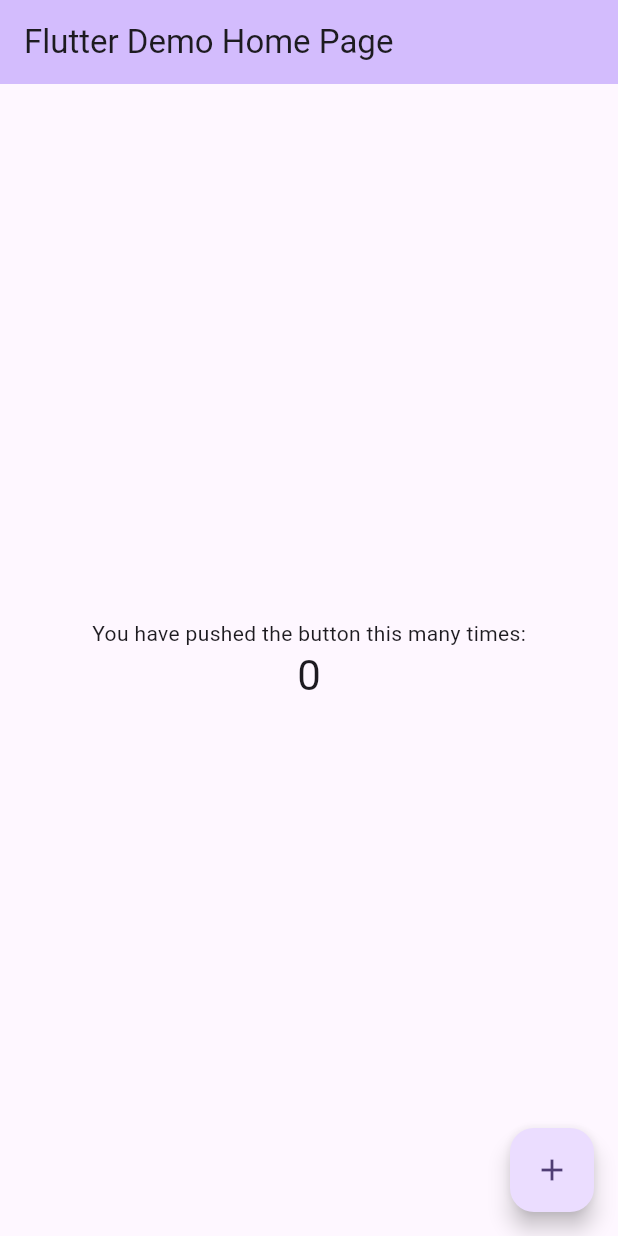
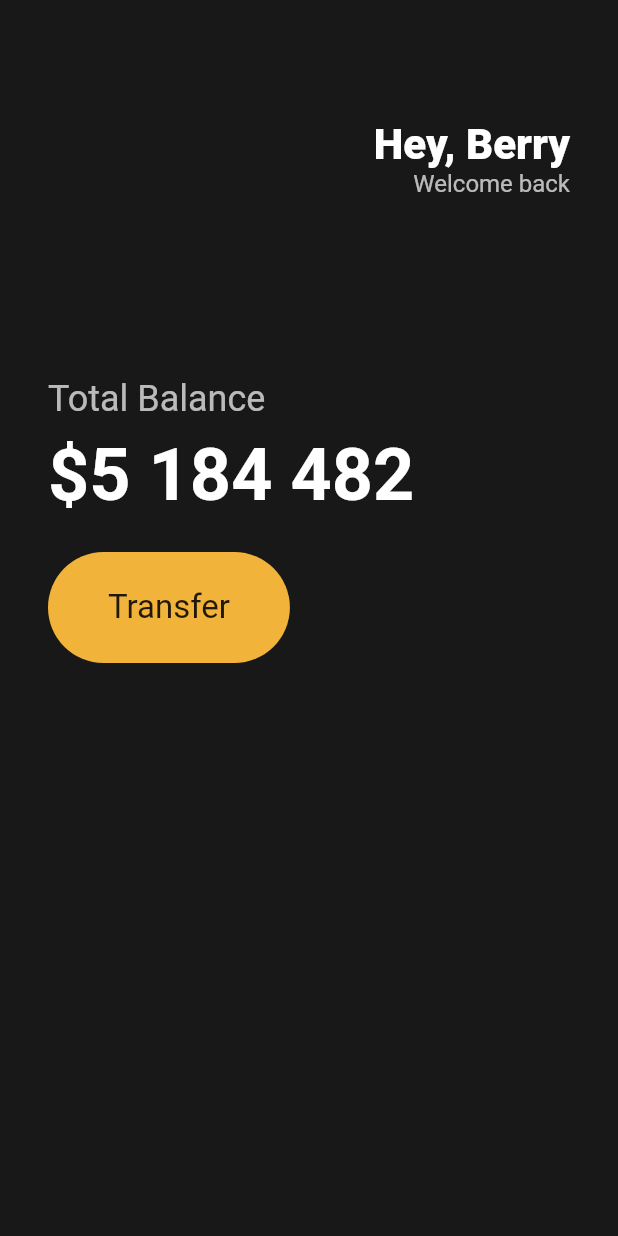
Before and after one commit to seoziyeong/nomadcoder-flutter-webtoon, a Flutter app: the screen it shows after launch, on a phone screen of 412 x 824 dp. Run offline on Flutter 3.47's test engine with Material 2 defaults, Android fonts, the phone set to English and light mode, and no system bars.

Commit message:
design : UI 작업중

```diff
--- a/lib/main.dart
+++ b/lib/main.dart
@@ -1,125 +1,98 @@
 import 'package:flutter/material.dart';
 
 void main() {
-  runApp(const MyApp());
+  runApp(App());
 }
 
-class MyApp extends StatelessWidget {
-  const MyApp({super.key});
-
-  // This widget is the root of your application.
+// StatelessWidget을 상속받아 위젯화
+// 모든 앱의 기본 UI 설정: CupertinoApp or MaterialApp 중에 선택 (apple or google)
+// 모든 화면은 Scaffold(구조)를 가져야 함
+class App extends StatelessWidget {
   @override
   Widget build(BuildContext context) {
     return MaterialApp(
-      title: 'Flutter Demo',
-      theme: ThemeData(
-        // This is the theme of your application.
-        //
-        // TRY THIS: Try running your application with "flutter run". You'll see
-        // the application has a blue toolbar. Then, without quitting the app,
-        // try changing the seedColor in the colorScheme below to Colors.green
-        // and then invoke "hot reload" (save your changes or press the "hot
-        // reload" button in a Flutter-supported IDE, or press "r" if you used
-        // the command line to start the app).
-        //
-        // Notice that the counter didn't reset back to zero; the application
-        // state is not lost during the reload. To reset the state, use hot
-        // restart instead.
-        //
-        // This works for code too, not just values: Most code changes can be
-        // tested with just a hot reload.
-        colorScheme: ColorScheme.fromSeed(seedColor: Colors.deepPurple),
-        useMaterial3: true,
+      home: Scaffold(
+        backgroundColor: Color(0xFF181818),
+        body: Padding(
+          padding: EdgeInsets.symmetric(horizontal: 32),
+          child: Column(
+            crossAxisAlignment: CrossAxisAlignment.start,
+            children: [
+              SizedBox(
+                height: 80,
               ),
-      home: const MyHomePage(title: 'Flutter Demo Home Page'),
-    );
-  }
-}
-
-class MyHomePage extends StatefulWidget {
-  const MyHomePage({super.key, required this.title});
-
-  // This widget is the home page of your application. It is stateful, meaning
-  // that it has a State object (defined below) that contains fields that affect
-  // how it looks.
-
-  // This class is the configuration for the state. It holds the values (in this
-  // case the title) provided by the parent (in this case the App widget) and
-  // used by the build method of the State. Fields in a Widget subclass are
-  // always marked "final".
-
-  final String title;
-
-  @override
-  State<MyHomePage> createState() => _MyHomePageState();
-}
-
-class _MyHomePageState extends State<MyHomePage> {
-  int _counter = 0;
-
-  void _incrementCounter() {
-    setState(() {
-      // This call to setState tells the Flutter framework that something has
-      // changed in this State, which causes it to rerun the build method below
-      // so that the display can reflect the updated values. If we changed
-      // _counter without calling setState(), then the build method would not be
-      // called again, and so nothing would appear to happen.
-      _counter++;
-    });
-  }
-
-  @override
-  Widget build(BuildContext context) {
-    // This method is rerun every time setState is called, for instance as done
-    // by the _incrementCounter method above.
-    //
-    // The Flutter framework has been optimized to make rerunning build methods
-    // fast, so that you can just rebuild anything that needs updating rather
-    // than having to individually change instances of widgets.
-    return Scaffold(
-      appBar: AppBar(
-        // TRY THIS: Try changing the color here to a specific color (to
-        // Colors.amber, perhaps?) and trigger a hot reload to see the AppBar
-        // change color while the other colors stay the same.
-        backgroundColor: Theme.of(context).colorScheme.inversePrimary,
-        // Here we take the value from the MyHomePage object that was created by
-        // the App.build method, and use it to set our appbar title.
-        title: Text(widget.title),
+              Row(
+                mainAxisAlignment: MainAxisAlignment.end,
+                children: [
+                  Column(
+                    crossAxisAlignment: CrossAxisAlignment.end,
+                    children: [
+                      Text("Hey, Berry",
+                          style: TextStyle(
+                            color: Colors.white,
+                            fontSize: 28,
+                            fontWeight: FontWeight.w800,
+                          )),
+                      Text(
+                        "Welcome back",
+                        style: TextStyle(
+                          color: Colors.white.withOpacity(0.7),
+                          fontSize: 16,
                         ),
-      body: Center(
-        // Center is a layout widget. It takes a single child and positions it
-        // in the middle of the parent.
-        child: Column(
-          // Column is also a layout widget. It takes a list of children and
-          // arranges them vertically. By default, it sizes itself to fit its
-          // children horizontally, and tries to be as tall as its parent.
-          //
-          // Column has various properties to control how it sizes itself and
-          // how it positions its children. Here we use mainAxisAlignment to
-          // center the children vertically; the main axis here is the vertical
-          // axis because Columns are vertical (the cross axis would be
-          // horizontal).
-          //
-          // TRY THIS: Invoke "debug painting" (choose the "Toggle Debug Paint"
-          // action in the IDE, or press "p" in the console), to see the
-          // wireframe for each widget.
-          mainAxisAlignment: MainAxisAlignment.center,
-          children: <Widget>[
-            const Text(
-              'You have pushed the button this many times:',
+                      ),
+                    ],
+                  )
+                ],
+              ),
+              SizedBox(
+                height: 120,
               ),
               Text(
-              '$_counter',
-              style: Theme.of(context).textTheme.headlineMedium,
+                "Total Balance",
+                style: TextStyle(
+                  fontSize: 24,
+                  color: Colors.white.withOpacity(0.7),
+                ),
+              ),
+              SizedBox(
+                height: 8,
+              ),
+              Text(
+                "\$5 184 482",
+                style: TextStyle(
+                    fontSize: 48,
+                    color: Colors.white,
+                    fontWeight: FontWeight.w700),
+              ),
+              SizedBox(
+                height: 24,
+              ),
+              Row(
+                children: [
+                  Container(
+                    decoration: BoxDecoration(
+                      color: Color(0xFFF2B33A),
+                      borderRadius: BorderRadius.circular(45),
+                    ),
+                    child: Padding(
+                      padding: EdgeInsets.symmetric(
+                        vertical: 24,
+                        horizontal: 40,
+                      ),
+                      child: Text(
+                        "Transfer",
+                        style: TextStyle(
+                          fontSize: 22,
+                        ),
+                      ),
+                    ),
+                  ),
+                ],
               ),
             ],
           ),
         ),
-      floatingActionButton: FloatingActionButton(
-        onPressed: _incrementCounter,
-        tooltip: 'Increment',
-        child: const Icon(Icons.add),
-      ), // This trailing comma makes auto-formatting nicer for build methods.
+      ),
     );
   }
 }
```
Lines whose indentation alone changed are shown as unchanged.
